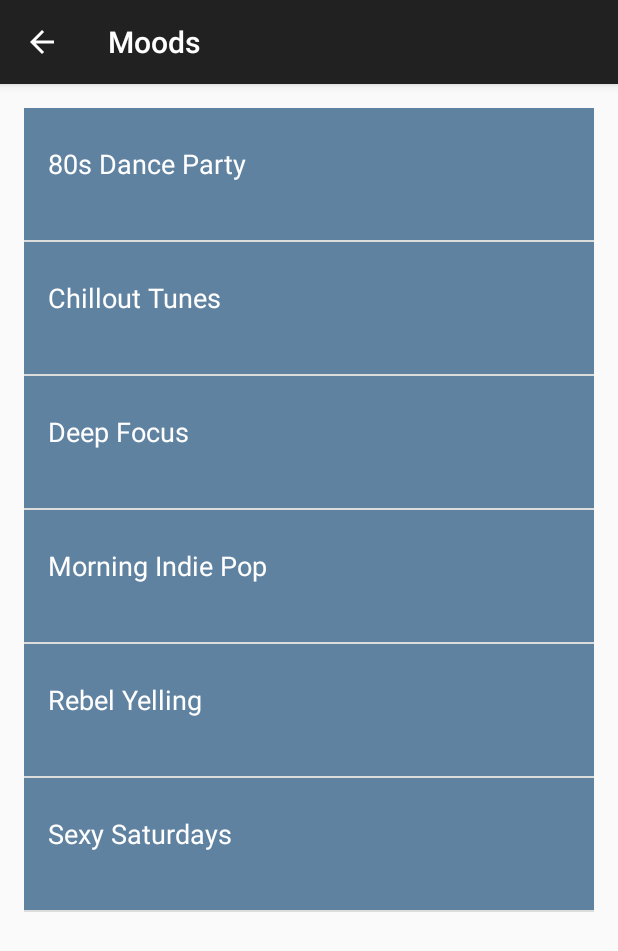
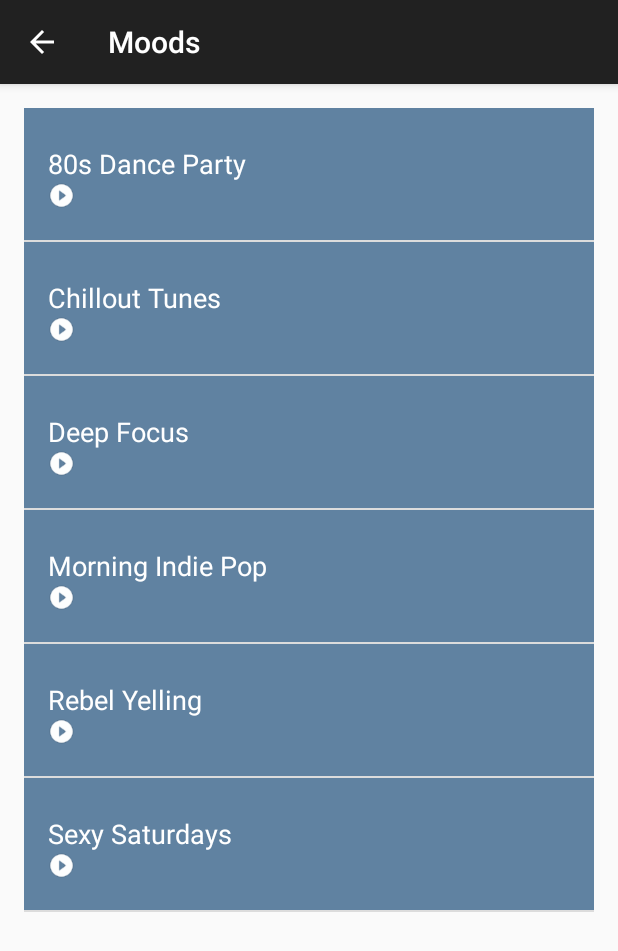
Before and after one commit to lakerfan32/MusicPlayer, an Android app: the MoodsActivity screen opened directly, with no data from a screen before it, on a phone screen of 412 x 824 dp. Shown: the top 951 px of the screen. Run offline under Robolectric (Android 15) with nearby library versions, the phone set to English and light mode, and no system bars.

Commit message:
-Added Play button as a test -Added code to let Back button in toolbar to Stop music playing and go back to MainActivity

```diff
--- a/app/src/main/java/com/example/ralph/musicplayer/MainActivity.java
+++ b/app/src/main/java/com/example/ralph/musicplayer/MainActivity.java
@@ -81,12 +81,13 @@ public class MainActivity extends AppCompatActivity {
             // The code in this method will be executed when the all songs category is clicked on.
             @Override
             public void onClick(View view) {
-                // Create a new intent to open the {@link AllSongsActivity}
+                // Create a new intent to open the {@link MusicActivity}
                 Intent songsIntent = new Intent(MainActivity.this, MusicActivity.class);
 
                 // Start the new activity
                 startActivity(songsIntent);
             }
         });
+
     }
 }
--- a/app/src/main/res/layout/activity_moods.xml
+++ b/app/src/main/res/layout/activity_moods.xml
@@ -10,6 +10,6 @@
     android:paddingTop="@dimen/activity_vertical_margin"
     android:orientation="vertical"
     android:id="@+id/list"
-    tools:context="com.example.ralph.musicplayer.GenresActivity">
+    tools:context="com.example.ralph.musicplayer.MoodsActivity">
 
 </ListView>
--- a/app/src/main/res/layout/list_item.xml
+++ b/app/src/main/res/layout/list_item.xml
@@ -27,16 +27,20 @@
             android:layout_height="wrap_content"
             android:textAppearance="?android:textAppearanceMedium"
             android:textColor="@android:color/white"
-        android:textStyle="bold"
-        tools:text="Come Together"/>
+            android:textStyle="bold"/>
 
         <TextView
             android:id="@+id/artists_text_view"
             android:layout_width="match_parent"
             android:layout_height="wrap_content"
             android:textAppearance="?android:textAppearanceMedium"
-        android:textColor="@android:color/white"
-        tools:text="Echosmith"/>
+            android:textColor="@android:color/white"/>
+
+        <ImageView
+            android:id="@+id/play_button"
+            android:layout_width="wrap_content"
+            android:layout_height="wrap_content"
+            android:src="@drawable/play_button" />
 
     </LinearLayout>
 
```
Also changed, not shown: app/src/main/java/com/example/ralph/musicplayer/MusicActivity.java (+25 -10 lines), app/src/main/java/com/example/ralph/musicplayer/MusicAdapter.java (+2 -6 lines), app/src/main/res/drawable-hdpi/play_button.png (added), app/src/main/res/drawable-hdpi/stop_button.png (added), app/src/main/res/drawable-mdpi/play_button.png (added), app/src/main/res/drawable-mdpi/stop_button.png (added), app/src/main/res/drawable-xhdpi/play_button.png (added), app/src/main/res/drawable-xhdpi/stop_button.png (added), app/src/main/res/drawable-xxhdpi/play_button.png (added), app/src/main/res/drawable-xxhdpi/stop_button.png (added), app/src/main/res/drawable-xxxhdpi/play_button.png (added), app/src/main/res/drawable-xxxhdpi/stop_button.png (added), 137 other files. Lines whose indentation alone changed are shown as unchanged.
